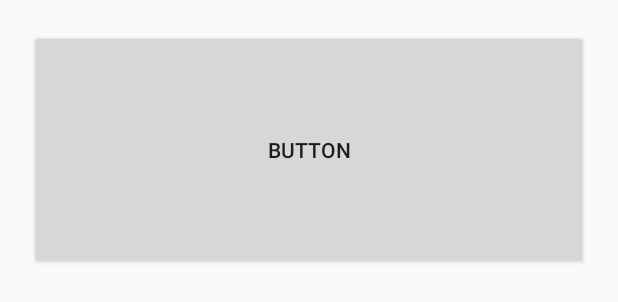
After one commit to ThaDuyx/noeglen, an Android app: the layout activity_dashboard.xml on its own in the app's theme, with its tools: preview values and no code run, on a phone screen of 412 x 824 dp. The commit adds this screen. Shown: the top 302 px of the screen. Run offline under Robolectric (Android 15) with nearby library versions, the phone set to English and light mode, and no system bars.

Commit message:
gået igang med dashboard

```diff
--- /dev/null
+++ b/app/src/main/res/layout/activity_dashboard.xml
@@ -0,0 +1,12 @@
+<?xml version="1.0" encoding="utf-8"?>
+<LinearLayout xmlns:android="http://schemas.android.com/apk/res/android"
+    android:orientation="vertical" android:layout_width="match_parent"
+    android:layout_height="match_parent"
+    android:padding="20dp">
+
+    <Button
+        android:id="@+id/button7"
+        android:layout_width="match_parent"
+        android:layout_height="160dp"
+        android:text="Button" />
+</LinearLayout>
--- a/app/src/main/res/layout/activity_login.xml
+++ b/app/src/main/res/layout/activity_login.xml
@@ -92,7 +92,7 @@
         android:id="@+id/imageView7"
         android:layout_width="128dp"
         android:layout_height="120dp"
-        android:layout_marginEnd="30dp"
+        android:layout_marginEnd="35dp"
         android:layout_marginBottom="75dp"
         app:layout_constraintBottom_toBottomOf="parent"
         app:layout_constraintEnd_toEndOf="parent"
@@ -102,9 +102,9 @@
         android:id="@+id/textView"
         android:layout_width="wrap_content"
         android:layout_height="wrap_content"
-        android:layout_marginEnd="30dp"
+        android:layout_marginEnd="20dp"
+        android:fontFamily="@font/karla"
         android:text="Log på"
-        android:fontFamily="@font/karla"
         android:textColor="@color/mainBlue"
         android:textSize="50sp"
         app:layout_constraintBottom_toBottomOf="@+id/imageView7"
```
Also changed, not shown: app/src/main/res/drawable/iconfinder_arrow-right_227601.png (deleted).
